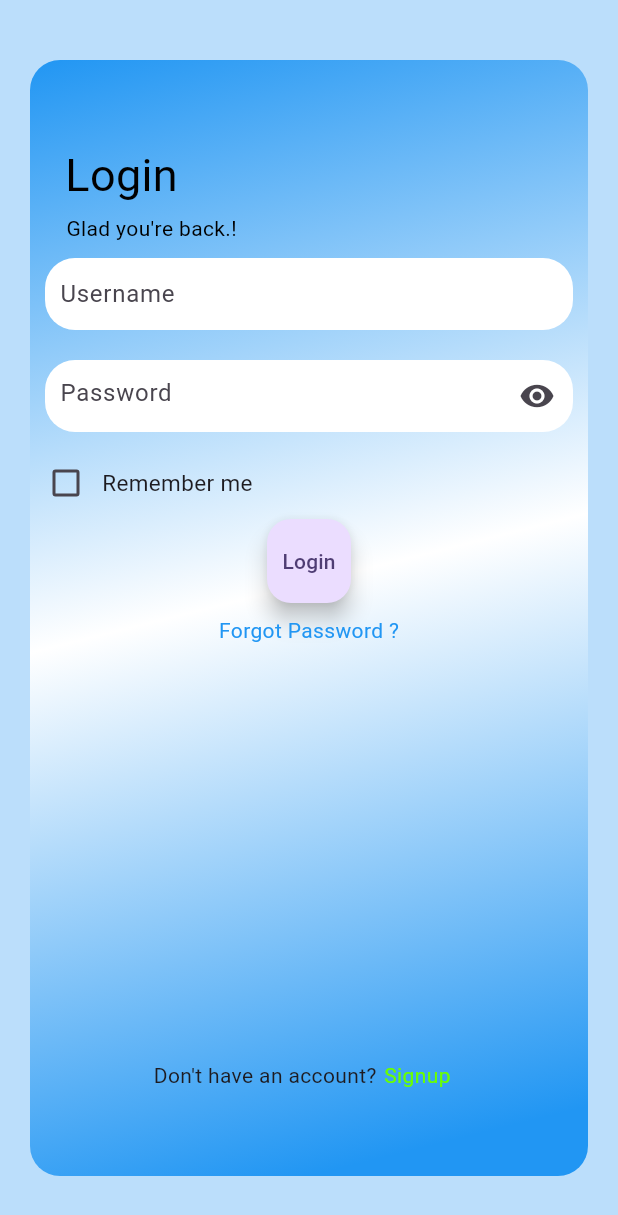
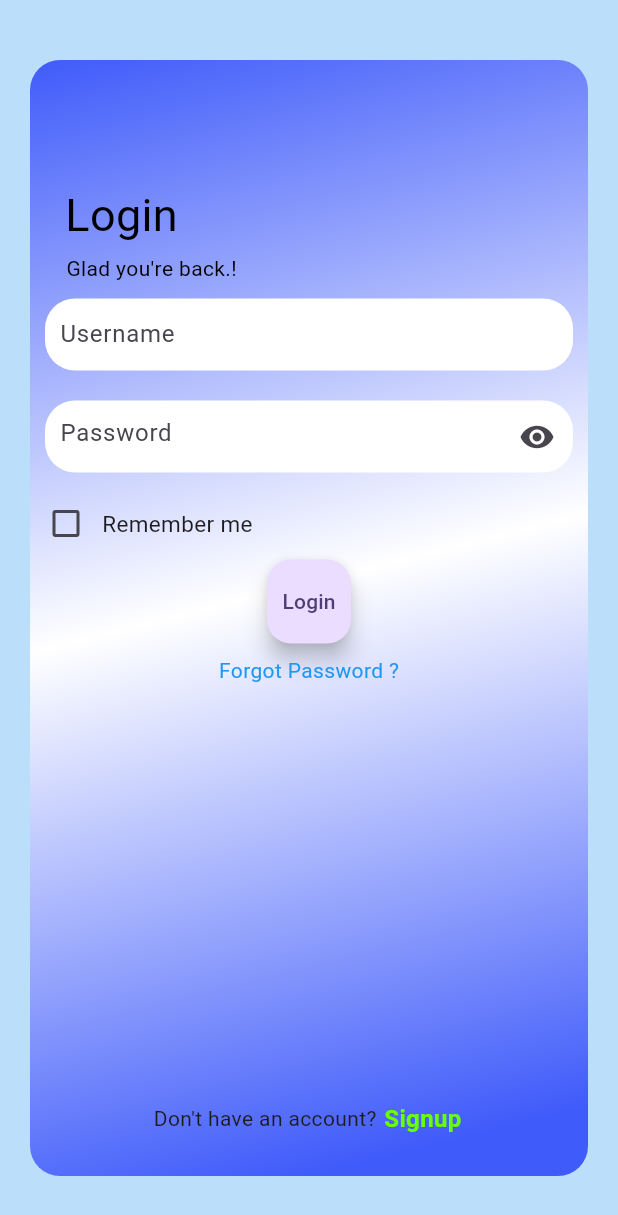
Before and after one commit to joysarkar18/gamaru-mobile-app, a Flutter app: the Login screen opened directly, on a phone screen of 412 x 824 dp. Shown: the top 1215 px of the screen. Run offline on Flutter 3.47's test engine with Material 2 defaults, Android fonts, the light colour scheme and no system bars; our stand-ins replace firebase_auth, firebase_core, get; accounts and stored records are empty.

Commit message:
New Color Graadiant

```diff
--- a/lib/Screens/login_page.dart
+++ b/lib/Screens/login_page.dart
@@ -1,6 +1,6 @@
 import 'package:flutter/material.dart';
-import 'package:flutter/src/widgets/framework.dart';
 import 'package:flutter/src/widgets/placeholder.dart';
+import 'package:gamaru_mobile_app/Screens/signup_page.dart';
 import 'package:get/get.dart';
 
 class Login extends StatelessWidget {
@@ -19,15 +19,16 @@ class Login extends StatelessWidget {
               begin: Alignment.topLeft,
               end: Alignment.bottomCenter,
               colors: [
-              Colors.blue,
+                Color(0xFF3F5BFA),
                 Colors.white,
-              Colors.blue,
+                Color(0xFF3F5BFA),
               ],
             ),
           ),
           width: 400,
           margin: EdgeInsets.symmetric(horizontal: 20, vertical: 40),
           child: Column(
+            mainAxisAlignment: MainAxisAlignment.center,
             children: [
               Padding(
                 padding: const EdgeInsets.only(right: 250, top: 55),
@@ -136,10 +137,14 @@ class Login extends StatelessWidget {
                       width: 5,
                     ),
                     InkWell(
-                    onTap: () {},
+                      onTap: () {
+                        Get.to(() => SignUp());
+                      },
                       child: Text(
                         "Signup",
                         style: TextStyle(
+                          fontSize: 16,
+                          fontWeight: FontWeight.bold,
                           color: Color.fromARGB(255, 106, 255, 0),
                         ),
                       ),
@@ -149,7 +154,8 @@ class Login extends StatelessWidget {
               ),
             ],
           ),
-      )),
+        ),
+      ),
     );
   }
 }
```
Lines whose indentation alone changed are shown as unchanged.
